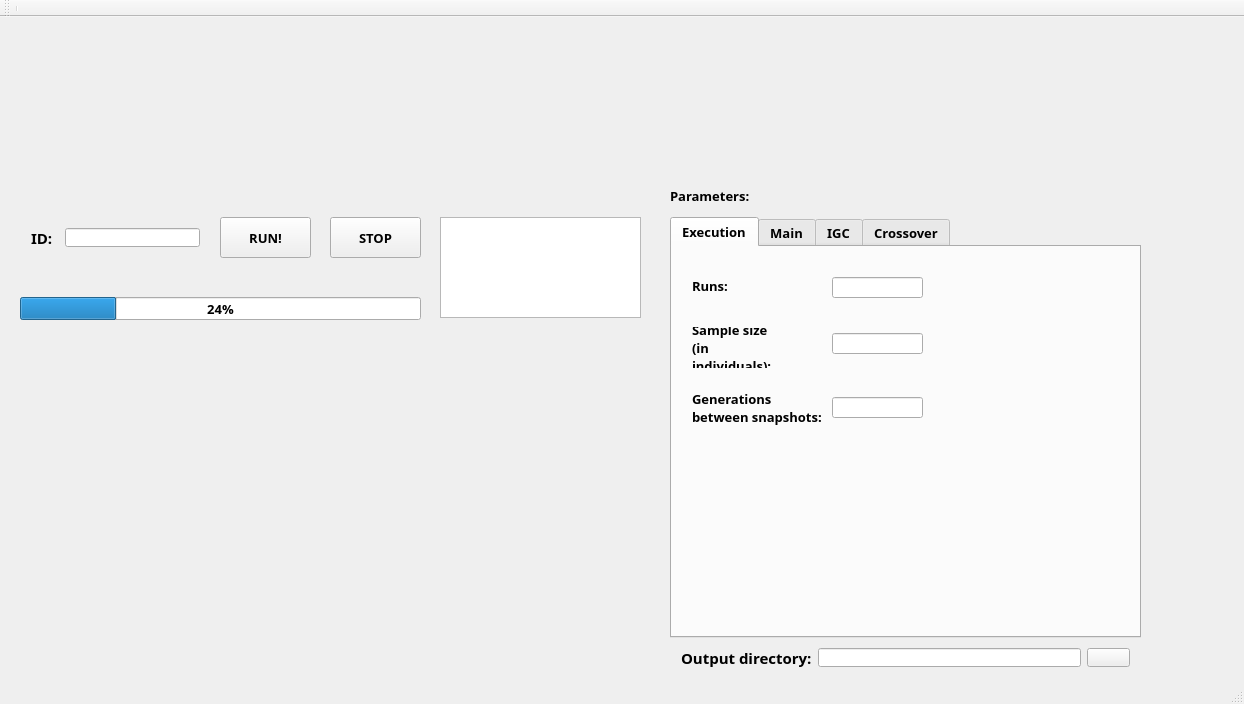
Old version of the form mainwindow.ui in the repository jmanuelfuentes/sedus.
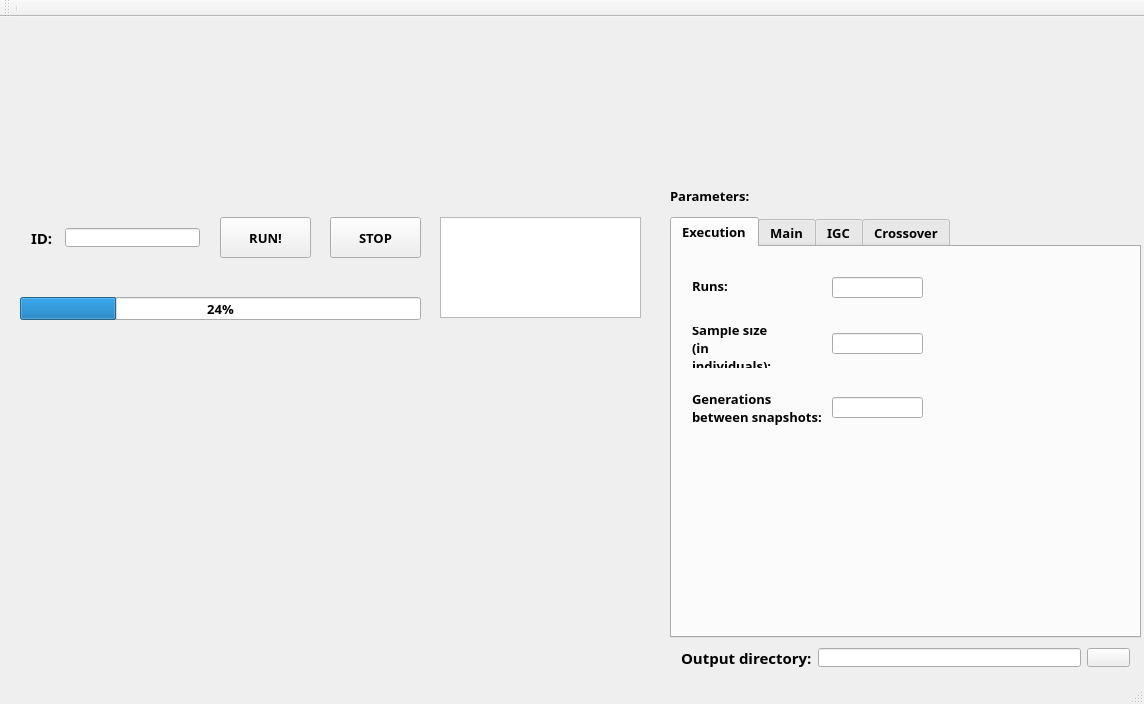
New version of the form. The open tabs and pages were chosen to show the change. Icons and pictures are not drawn. Custom widgets are drawn as their Qt base class.

What changed in the file:
```diff
--- a/mainwindow.ui
+++ b/mainwindow.ui
@@ -6,7 +6,7 @@
    <rect>
     <x>0</x>
     <y>0</y>
-    <width>1244</width>
+    <width>1144</width>
     <height>704</height>
    </rect>
   </property>
```
Left out of the diff: 13 changed lines with no effect on the pictures.
